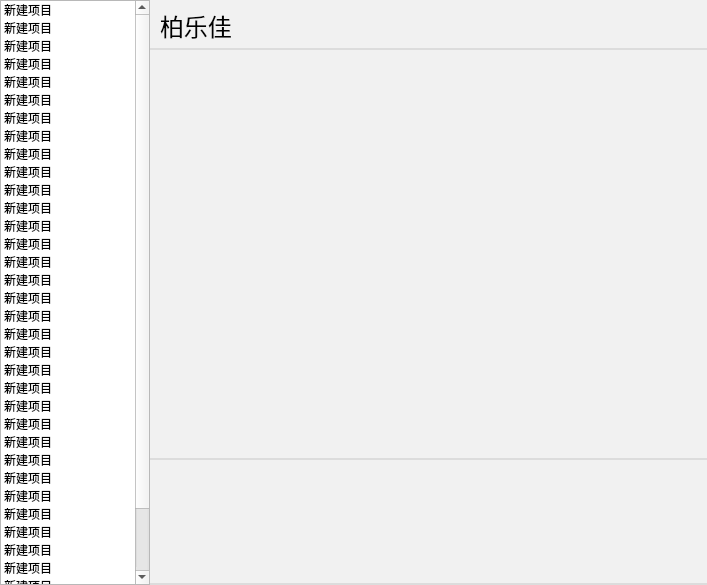
First picture: the form in assets/UI/chatWindowUi.ui, repository Abs-11001/PythonNetworkManagement, before the edit.
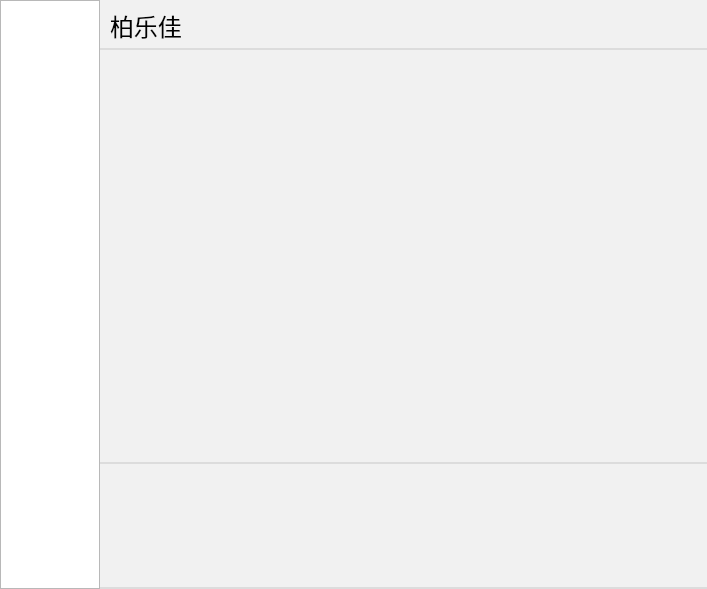
Second picture: the form after the edit.

Commit message: 聊天界面点击可切换姓名

```diff
--- a/assets/UI/chatWindowUi.ui
+++ b/assets/UI/chatWindowUi.ui
@@ -7,7 +7,7 @@
     <x>0</x>
     <y>0</y>
     <width>707</width>
-    <height>585</height>
+    <height>589</height>
    </rect>
   </property>
   <property name="windowTitle">
@@ -39,7 +39,7 @@
      <widget class="QWidget" name="widget" native="true">
       <property name="maximumSize">
        <size>
-        <width>150</width>
+        <width>100</width>
         <height>16777215</height>
        </size>
       </property>
@@ -61,186 +61,9 @@
          <property name="autoFillBackground">
           <bool>false</bool>
          </property>
-         <item>
-          <property name="text">
-           <string>新建项目</string>
-          </property>
-         </item>
-         <item>
-          <property name="text">
-           <string>新建项目</string>
-          </property>
-         </item>
-         <item>
-          <property name="text">
-           <string>新建项目</string>
-          </property>
-         </item>
-         <item>
-          <property name="text">
-           <string>新建项目</string>
-          </property>
-         </item>
-         <item>
-          <property name="text">
-           <string>新建项目</string>
-          </property>
-         </item>
-         <item>
-          <property name="text">
-           <string>新建项目</string>
-          </property>
-         </item>
-         <item>
-          <property name="text">
-           <string>新建项目</string>
-          </property>
-         </item>
-         <item>
-          <property name="text">
-           <string>新建项目</string>
-          </property>
-         </item>
-         <item>
-          <property name="text">
-           <string>新建项目</string>
-          </property>
-         </item>
-         <item>
-          <property name="text">
-           <string>新建项目</string>
-          </property>
-         </item>
-         <item>
-          <property name="text">
-           <string>新建项目</string>
-          </property>
-         </item>
-         <item>
-          <property name="text">
-           <string>新建项目</string>
-          </property>
-         </item>
-         <item>
-          <property name="text">
-           <string>新建项目</string>
-          </property>
-         </item>
-         <item>
-          <property name="text">
-           <string>新建项目</string>
-          </property>
-         </item>
-         <item>
-          <property name="text">
-           <string>新建项目</string>
-          </property>
-         </item>
-         <item>
-          <property name="text">
-           <string>新建项目</string>
-          </property>
-         </item>
-         <item>
-          <property name="text">
-           <string>新建项目</string>
-          </property>
-         </item>
-         <item>
-          <property name="text">
-           <string>新建项目</string>
-          </property>
-         </item>
-         <item>
-          <property name="text">
-           <string>新建项目</string>
-          </property>
-         </item>
-         <item>
-          <property name="text">
-           <string>新建项目</string>
-          </property>
-         </item>
-         <item>
-          <property name="text">
-           <string>新建项目</string>
-          </property>
-         </item>
-         <item>
-          <property name="text">
-           <string>新建项目</string>
-          </property>
-         </item>
-         <item>
-          <property name="text">
-           <string>新建项目</string>
-          </property>
-         </item>
-         <item>
-          <property name="text">
-           <string>新建项目</string>
-          </property>
-         </item>
-         <item>
-          <property name="text">
-           <string>新建项目</string>
-          </property>
-         </item>
-         <item>
-          <property name="text">
-           <string>新建项目</string>
-          </property>
-         </item>
-         <item>
-          <property name="text">
-           <string>新建项目</string>
-          </property>
-         </item>
-         <item>
-          <property name="text">
-           <string>新建项目</string>
-          </property>
-         </item>
-         <item>
-          <property name="text">
-           <string>新建项目</string>
-          </property>
-         </item>
-         <item>
-          <property name="text">
-           <string>新建项目</string>
-          </property>
-         </item>
-         <item>
-          <property name="text">
-           <string>新建项目</string>
-          </property>
-         </item>
-         <item>
-          <property name="text">
-           <string>新建项目</string>
-          </property>
-         </item>
-         <item>
-          <property name="text">
-           <string>新建项目</string>
-          </property>
-         </item>
-         <item>
-          <property name="text">
-           <string>新建项目</string>
-          </property>
-         </item>
-         <item>
-          <property name="text">
-           <string>新建项目</string>
-          </property>
-         </item>
-         <item>
-          <property name="text">
-           <string>新建项目</string>
-          </property>
-         </item>
+         <property name="styleSheet">
+          <string notr="true"/>
+         </property>
         </widget>
        </item>
       </layout>
```
Left out of the diff: 2 changed lines with no effect on the pictures. The commit also changes 5 other files.
